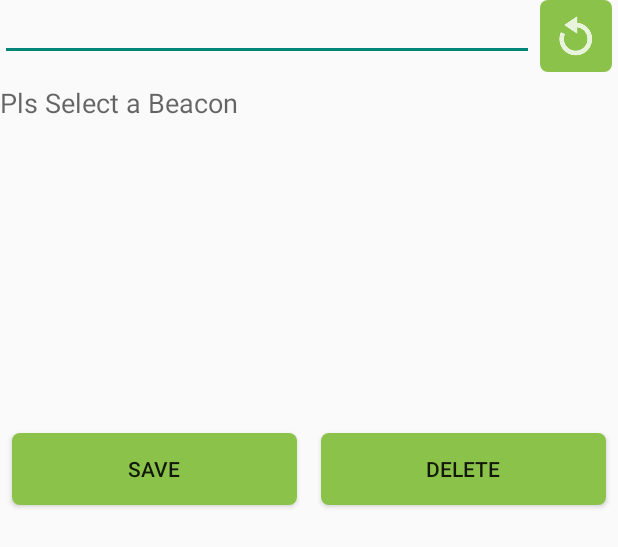
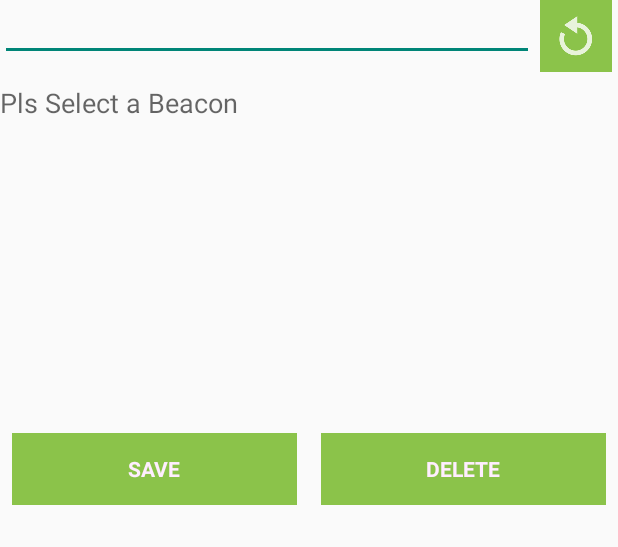
Before and after one commit to sembozdemir/TmobBeaconProject, an Android app: the layout dialog.xml on its own in the app's theme, with its tools: preview values and no code run, on a phone screen of 412 x 824 dp. Shown: the top 547 px of the screen. Run offline under Robolectric (Android 15) with nearby library versions, the phone set to English and light mode, and no system bars.

Commit message:
*** layout fixed and add thema***

```diff
--- a/app/src/main/res/layout/activity_camera.xml
+++ b/app/src/main/res/layout/activity_camera.xml
@@ -43,8 +43,10 @@
             android:layout_height="wrap_content"
             android:text="Next"
             android:textColor="@color/button_labels"
-            android:background="@color/button_normal"
-            android:id="@+id/button_next" />
+            android:background="@drawable/ripple"
+            android:id="@+id/button_next"
+            android:textStyle="bold"
+            android:fontFamily="sans-serif"/>
 
 
     </LinearLayout>
--- a/app/src/main/res/layout/dialog.xml
+++ b/app/src/main/res/layout/dialog.xml
@@ -18,7 +18,7 @@
             android:layout_alignParentTop="true"
             android:layout_toEndOf="@+id/textView"
             android:layout_weight="1"
-            android:padding="8dp"/>
+            android:padding="8dp" />
 
         <ImageButton
             android:id="@+id/button3"
@@ -28,12 +28,13 @@
             android:layout_toEndOf="@+id/button2"
             android:text="Refresh"
             android:layout_gravity="right"
-            android:background="@drawable/button_bg"
+            android:background="@drawable/ripple"
             android:layout_margin="4dp"
             android:padding="8dp"
-            android:src="@drawable/ic_refresh"/>
+            android:src="@drawable/ic_refresh"
+            />
 
-        </LinearLayout>
+    </LinearLayout>
 
 
     <TextView
@@ -65,8 +66,11 @@
             android:layout_below="@+id/spinner"
             android:text="Save"
             android:layout_weight="1"
-            android:background="@drawable/button_bg"
-            android:layout_margin="8dp"/>
+            android:background="@drawable/ripple"
+            android:layout_margin="8dp"
+            android:textColor="@color/button_labels"
+            android:textStyle="bold"
+            android:fontFamily="sans-serif"/>
 
         <Button
             android:id="@+id/button2"
@@ -77,8 +81,11 @@
             android:layout_toEndOf="@+id/button"
             android:text="Delete"
             android:layout_weight="1"
-            android:background="@drawable/button_bg"
-            android:layout_margin="8dp"/>
+            android:background="@drawable/ripple"
+            android:layout_margin="8dp"
+            android:textColor="@color/button_labels"
+            android:textStyle="bold"
+            android:fontFamily="sans-serif"/>
 
 
     </LinearLayout>
--- a/app/src/main/res/values/styles.xml
+++ b/app/src/main/res/values/styles.xml
@@ -2,9 +2,9 @@
 
     <!-- Base application theme. -->
     <style name="AppTheme" parent="Theme.AppCompat.Light.DarkActionBar">
-        <!-- Customize your theme here. -->
+       <item name="colorPrimary">@color/button_normal</item>
+       <item name="colorPrimaryDark">@color/button_ripple</item>
     </style>
 
 
-
 </resources>
```
Also changed, not shown: app/src/main/res/layout/activity_place_beacon.xml (+10 -2 lines), app/src/main/res/layout/dialog_place.xml (+15 -8 lines), app/src/main/res/layout/guidedialog.xml (+11 -4 lines), 1 other file.
